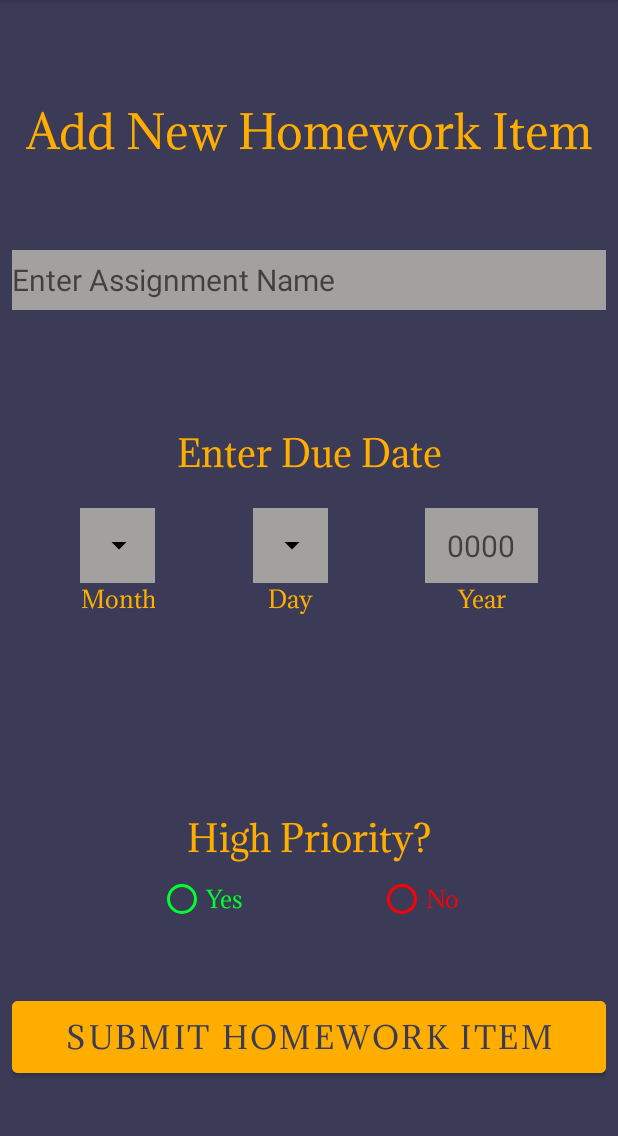
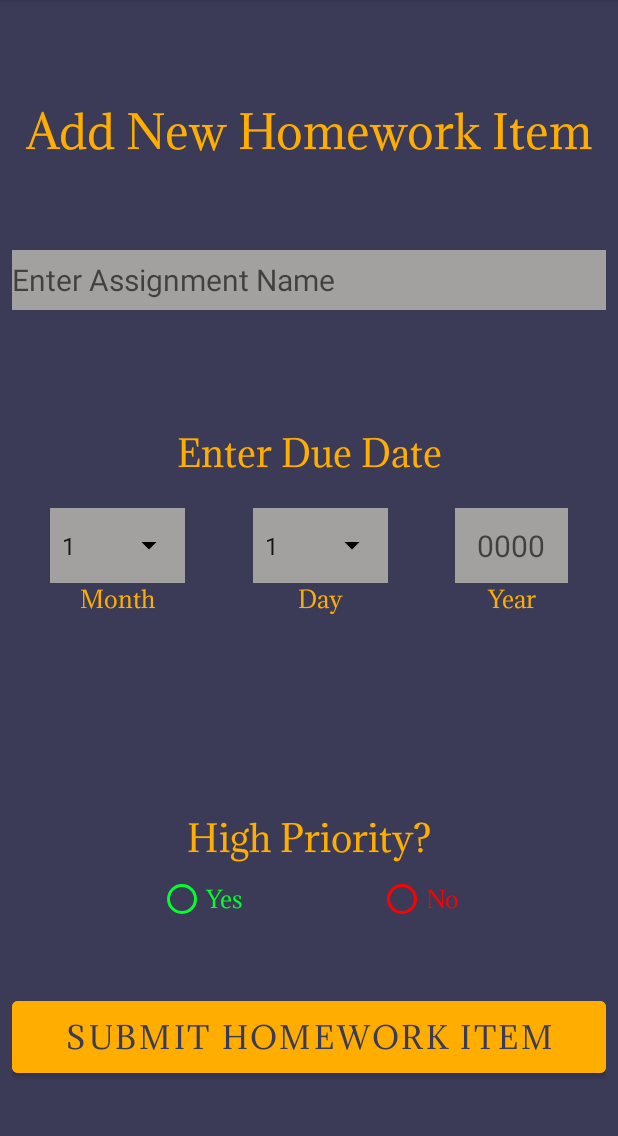
Before and after one commit to matkoskya24/EasySelfHelp, an Android app: the AddHomeworkItemFragment screen opened through its navigation route, on a phone screen of 412 x 824 dp, the part 84-1220 px from its top. Run offline under Robolectric (Android 15) with nearby library versions, the phone set to English and light mode, and no system bars; Roboto replaces fonts that are not available here.

```diff
--- a/app/src/main/res/layout/fragment_add_homework_item.xml
+++ b/app/src/main/res/layout/fragment_add_homework_item.xml
@@ -52,9 +52,7 @@
             app:layout_constraintTop_toTopOf="parent">
             <Spinner
                 android:id="@+id/month_spinner"
-                android:layout_width="@dimen/homework_recyler_date_dimen_one"
-                android:layout_height="@dimen/homework_recyler_date_dimen_one"
-                android:backgroundTint="@color/black"
+                style="@style/homework_spinner_style"
                 />
             <TextView
                 style="@style/homework_date_text_view_style"
@@ -72,9 +70,7 @@
 
             <Spinner
                 android:id="@+id/day_spinner"
-                android:layout_width="@dimen/homework_recyler_date_dimen_one"
-                android:layout_height="@dimen/homework_recyler_date_dimen_one"
-                android:backgroundTint="@color/black"
+                style="@style/homework_spinner_style"
                 />
 
             <TextView
--- a/app/src/main/res/values/dimens.xml
+++ b/app/src/main/res/values/dimens.xml
@@ -25,4 +25,5 @@
     <dimen name="homework_year_width">75dp</dimen>
     <dimen name="submit_button_height">60dp</dimen>
     <dimen name="add_item_title_text_size">30sp</dimen>
+    <dimen name="homework_recycler_dimen_two">90dp</dimen>
 </resources>
--- a/app/src/main/res/values/styles.xml
+++ b/app/src/main/res/values/styles.xml
@@ -180,4 +180,9 @@
         <item name="android:text">@string/ok</item>
         <item name="android:textSize">@dimen/universal_text_size</item>
     </style>
+    <style name="homework_spinner_style" parent="TextAppearance.AppCompat">
+        <item name="android:layout_width">@dimen/homework_recycler_dimen_two</item>
+        <item name="android:layout_height">@dimen/homework_recyler_date_dimen_one</item>
+        <item name="android:backgroundTint">@color/black</item>
+    </style>
 </resources>
```
Also changed, not shown: app/src/main/java/com/example/easyselfhelp/AddHomeworkItemFragment.kt (+31 -4 lines).
